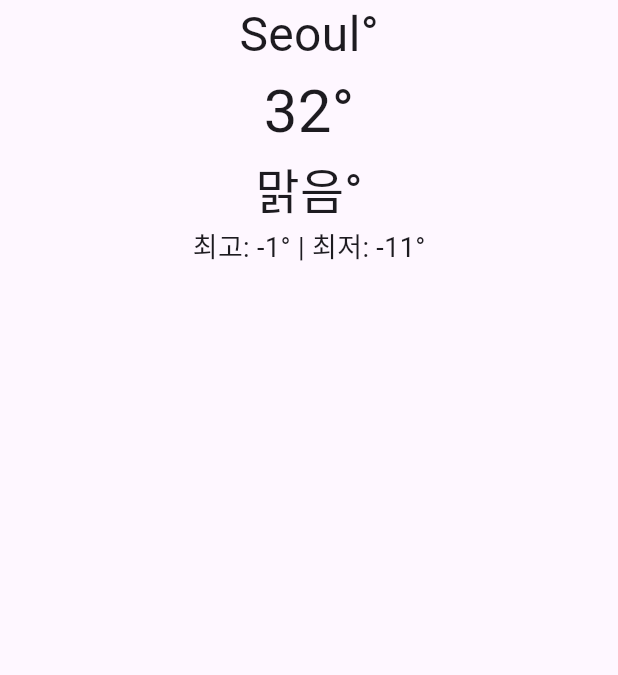
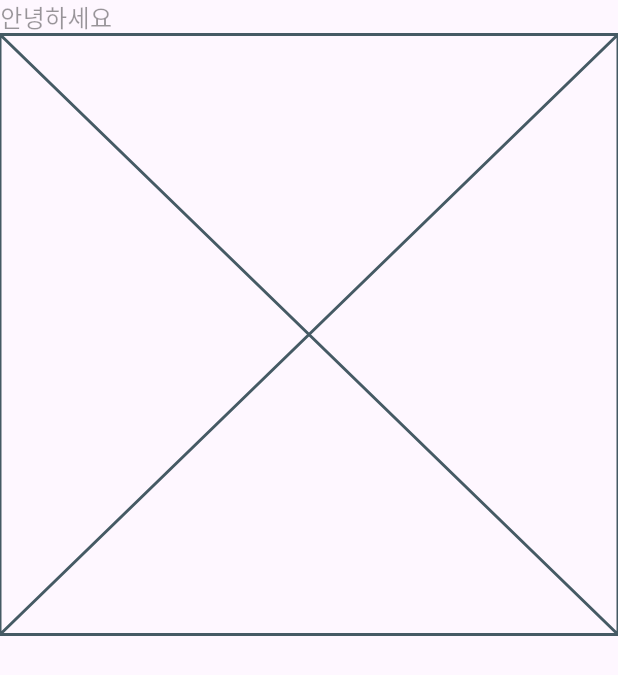
Before and after one commit to constdreamcoder/weather_app_flutter, a Flutter app: the screen it shows after launch, on a phone screen of 412 x 824 dp. Shown: the top 675 px of the screen. Run offline on Flutter 3.47's test engine with Material 3 defaults, Android fonts, the light colour scheme and no system bars.

Commit message:
[Feat] 날씨 정보 프레임 컴포넌트 구현

```diff
--- /dev/null
+++ b/lib/WeatherForecastFrame.dart
@@ -0,0 +1,28 @@
+import 'package:flutter/material.dart';
+
+class WeatherForecastFrame extends StatelessWidget {
+  final String title;
+  final Widget contents;
+
+  const WeatherForecastFrame({
+    super.key,
+    required this.title,
+    this.contents = const Placeholder(),
+  });
+
+  @override
+  Widget build(BuildContext context) {
+    return Column(
+      children: [
+        SizedBox(
+            width: double.infinity,
+            child: Text(
+              title,
+              style: TextStyle(fontSize: 16, color: Colors.black.withOpacity(0.4)),
+              textAlign: TextAlign.start,
+            )),
+        contents,
+      ],
+    );
+  }
+}
--- a/lib/main.dart
+++ b/lib/main.dart
@@ -1,11 +1,12 @@
 import 'package:flutter/material.dart';
+
+import 'WeatherForecastFrame.dart';
 
 void main() {
   runApp(MaterialApp(
     home: Scaffold(
         body: SafeArea(
-          // child: TodayForecast(),
-          child: CurrentWeather(),
+          child: WeatherForecastFrame(title: '안녕하세요',),
         )),
   ));
 }
```
